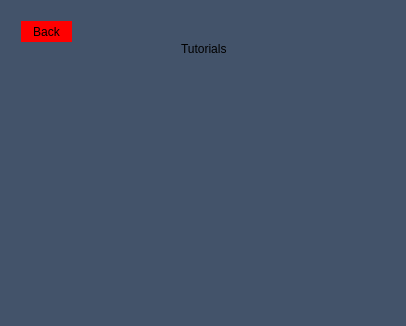
Old version of the form Alpha2/mainwindow.ui in the repository msultani/Robotic-Interactive-Computing-System-RICS.
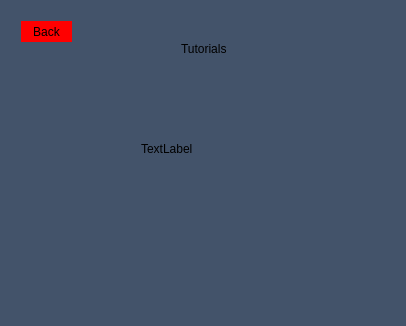
New version of the form. The open tabs and pages were chosen to show the change. Custom widgets are drawn as their Qt base class.

Diff of the .ui file:
```diff
--- a/Alpha2/mainwindow.ui
+++ b/Alpha2/mainwindow.ui
@@ -503,6 +503,19 @@
          <string>Back</string>
         </property>
        </widget>
+       <widget class="QLabel" name="label_7">
+        <property name="geometry">
+         <rect>
+          <x>130</x>
+          <y>130</y>
+          <width>57</width>
+          <height>16</height>
+         </rect>
+        </property>
+        <property name="text">
+         <string>TextLabel</string>
+        </property>
+       </widget>
       </widget>
      </widget>
     </item>
```
